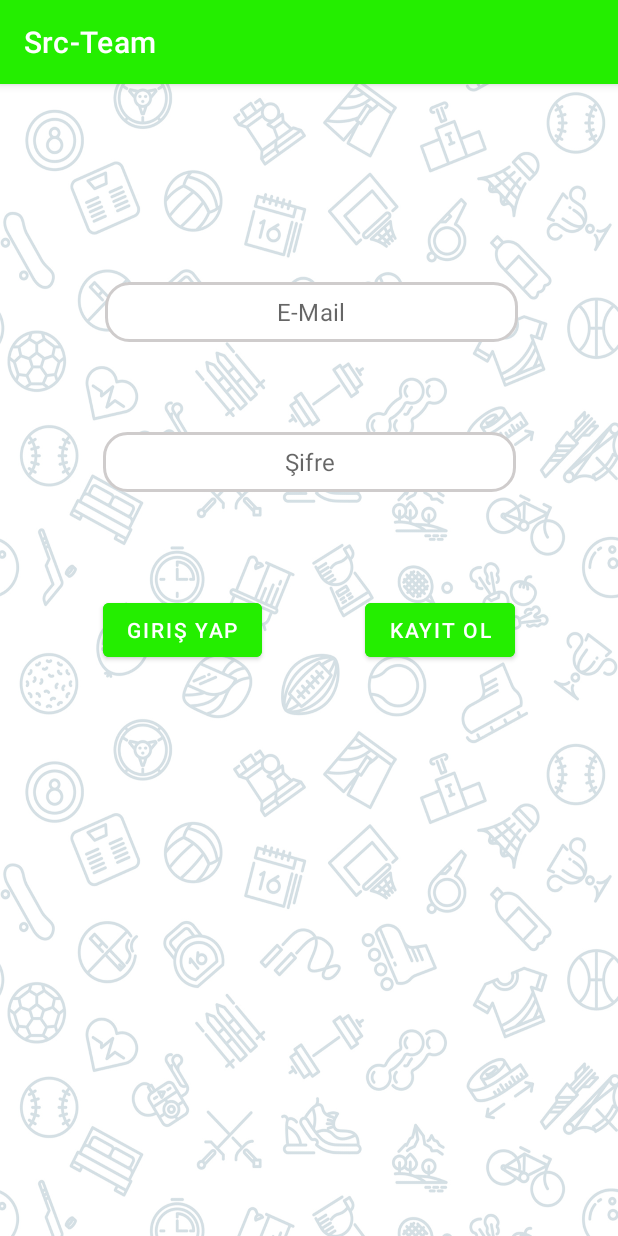
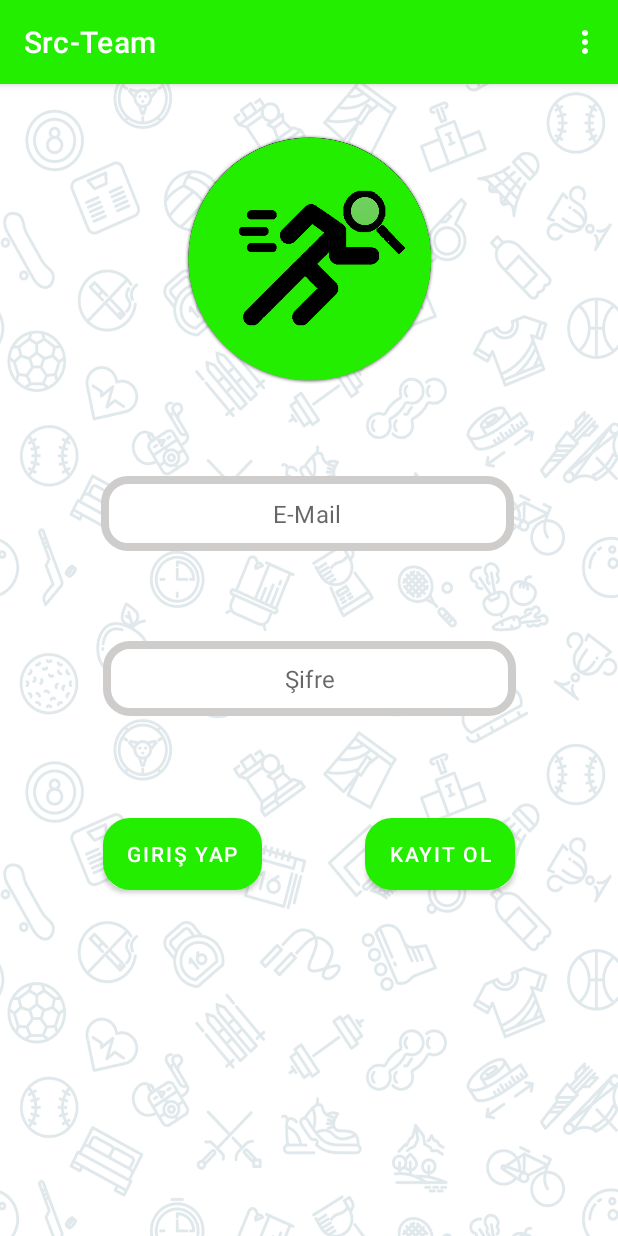
Before and after one commit to alparslanozden/Src-Team, an Android app: the screen it shows after launch (MainActivity), on a phone screen of 412 x 824 dp. Run offline under Robolectric (Android 15) with nearby library versions, the light colour scheme and no system bars; our stand-ins replace Firebase (no records; nobody signed in at launch, a user with empty details on screens opened directly), data binding.

Commit message:
fragment menu directions

```diff
--- a/app/src/main/java/com/asimodabas/src_team/LoginFragment.kt
+++ b/app/src/main/java/com/asimodabas/src_team/LoginFragment.kt
@@ -1,8 +1,10 @@
 package com.asimodabas.src_team
 
+import android.content.Intent
 import android.os.Bundle
 import androidx.fragment.app.Fragment
 import android.view.LayoutInflater
+import android.view.MenuItem
 import android.view.View
 import android.view.ViewGroup
 import android.widget.Toast
@@ -21,7 +23,16 @@ class LoginFragment : Fragment() {
     override fun onCreate(savedInstanceState: Bundle?) {
         super.onCreate(savedInstanceState)
 
+        setHasOptionsMenu(true)
+
         auth = Firebase.auth
+
+        //Remember username password
+
+        val currentUser = auth.currentUser
+        if(currentUser != null){
+            val action = LoginFragmentDirections.actionLoginFragmentToSecondFragment()
+            findNavController().navigate(action)        }
     }
 
     override fun onCreateView(
@@ -47,7 +58,6 @@ class LoginFragment : Fragment() {
                 ).show()
             } else {
 
-
                 auth.signInWithEmailAndPassword(
                     loginEmailEditText.text.toString(),
                     loginPasswordEditText.text.toString()
@@ -72,7 +82,13 @@ class LoginFragment : Fragment() {
         }
 
     }
-
+    override fun onOptionsItemSelected(item: MenuItem): Boolean {
+        if (item.itemId==R.id.account_item){
+            val action = LoginFragmentDirections.actionLoginFragmentToProfileFragment()
+            findNavController().navigate(action)
+        }
+        return super.onOptionsItemSelected(item)
+    }
     override fun onDestroyView() {
         super.onDestroyView()
     }
--- a/app/src/main/java/com/asimodabas/src_team/MainActivity.kt
+++ b/app/src/main/java/com/asimodabas/src_team/MainActivity.kt
@@ -1,11 +1,26 @@
 package com.asimodabas.src_team
 
+import android.content.Intent
 import androidx.appcompat.app.AppCompatActivity
 import android.os.Bundle
+import android.view.Menu
+import android.view.MenuInflater
+import android.view.MenuItem
 
 class MainActivity : AppCompatActivity() {
     override fun onCreate(savedInstanceState: Bundle?) {
         super.onCreate(savedInstanceState)
         setContentView(R.layout.activity_main)
     }
+
+    override fun onCreateOptionsMenu(menu: Menu): Boolean {
+        val menuInflater = getMenuInflater().inflate(R.menu.src_menu,menu)
+        return super.onCreateOptionsMenu(menu)
+
+    }
+    override fun onOptionsItemSelected(item: MenuItem): Boolean {
+
+        return super.onOptionsItemSelected(item)
+    }
+
 }
--- a/app/src/main/res/drawable/edit_background.xml
+++ b/app/src/main/res/drawable/edit_background.xml
@@ -2,7 +2,7 @@
 <shape xmlns:android="http://schemas.android.com/apk/res/android">
 
     <stroke android:color="#CFCCCC"
-        android:width="2dp"/>
+        android:width="5dp"/>
     <corners android:radius="15dp"/>
     <solid android:color="@color/white"/>
 
--- a/app/src/main/res/layout/fragment_login.xml
+++ b/app/src/main/res/layout/fragment_login.xml
@@ -15,29 +15,29 @@
             android:id="@+id/loginEmailEditText"
             style="@style/MaterialAlertDialog.MaterialComponents.Title.Text.CenterStacked"
             android:layout_width="275dp"
-            android:layout_height="40dp"
+            android:layout_height="50dp"
+            android:layout_marginBottom="60dp"
             android:background="@drawable/edit_background"
-            android:layout_marginTop="132dp"
             android:ems="10"
             android:hint="E-Mail"
             android:inputType="textPersonName"
+            app:layout_constraintBottom_toTopOf="@+id/loginPasswordEditText"
             app:layout_constraintEnd_toEndOf="parent"
-            app:layout_constraintHorizontal_bias="0.511"
-            app:layout_constraintStart_toStartOf="parent"
-            app:layout_constraintTop_toTopOf="parent" />
+            app:layout_constraintHorizontal_bias="0.492"
+            app:layout_constraintStart_toStartOf="parent" />
 
         <EditText
             android:id="@+id/loginPasswordEditText"
             style="@style/MaterialAlertDialog.MaterialComponents.Title.Text.CenterStacked"
             android:layout_width="275dp"
-            android:layout_height="40dp"
+            android:layout_height="50dp"
+            android:layout_marginTop="60dp"
             android:background="@drawable/edit_background"
-            android:layout_marginTop="60dp"
             android:ems="10"
             android:hint="Şifre"
             android:inputType="textPersonName|textPassword"
             app:layout_constraintEnd_toEndOf="parent"
-            app:layout_constraintHorizontal_bias="0.503"
+            app:layout_constraintHorizontal_bias="0.5"
             app:layout_constraintStart_toStartOf="parent"
             app:layout_constraintTop_toBottomOf="@+id/loginEmailEditText" />
 
@@ -48,6 +48,7 @@
             android:layout_marginTop="68dp"
             android:backgroundTint="@color/purple_500"
             android:text="giriş yap"
+            android:background="@drawable/edit_background"
             app:layout_constraintEnd_toStartOf="@+id/createButton"
             app:layout_constraintHorizontal_bias="0.5"
             app:layout_constraintStart_toStartOf="parent"
@@ -60,9 +61,23 @@
             android:layout_marginTop="68dp"
             android:backgroundTint="@color/purple_500"
             android:text="kayıt ol"
+            android:background="@drawable/edit_background"
             app:layout_constraintEnd_toEndOf="parent"
             app:layout_constraintHorizontal_bias="0.5"
             app:layout_constraintStart_toEndOf="@+id/loginButton"
             app:layout_constraintTop_toBottomOf="@+id/loginPasswordEditText" />
+
+        <ImageView
+            android:id="@+id/imageView2"
+            android:layout_width="200dp"
+            android:layout_height="200dp"
+            android:layout_marginTop="20dp"
+            android:layout_marginBottom="41dp"
+            app:layout_constraintBottom_toTopOf="@+id/loginEmailEditText"
+            app:layout_constraintEnd_toEndOf="parent"
+            app:layout_constraintHorizontal_bias="0.5"
+            app:layout_constraintStart_toStartOf="parent"
+            app:layout_constraintTop_toTopOf="parent"
+            app:srcCompat="@drawable/src_logo" />
     </androidx.constraintlayout.widget.ConstraintLayout>
 </layout>
--- a/app/src/main/res/layout/fragment_second.xml
+++ b/app/src/main/res/layout/fragment_second.xml
@@ -45,12 +45,14 @@
             app:layout_constraintEnd_toStartOf="@+id/button3"
             app:layout_constraintHorizontal_bias="0.5"
             app:layout_constraintStart_toStartOf="parent"
+            android:background="@drawable/edit_background"
             app:layout_constraintTop_toBottomOf="@+id/textView" />
 
         <Button
             android:id="@+id/button3"
             android:layout_width="110dp"
             android:layout_height="wrap_content"
+            android:background="@drawable/edit_background"
             android:layout_marginTop="68dp"
             android:text="istanbul"
             app:layout_constraintEnd_toEndOf="parent"
--- /dev/null
+++ b/app/src/main/res/menu/src_menu.xml
@@ -0,0 +1,12 @@
+<?xml version="1.0" encoding="utf-8"?>
+<menu xmlns:android="http://schemas.android.com/apk/res/android">
+
+    <item
+        android:id="@+id/account_item"
+        android:title="Hesabım"></item>
+    <item
+        android:id="@+id/logOut_item"
+        android:title="Çıkış Yap"></item>
+
+
+</menu>
--- a/app/src/main/res/navigation/navigation_graph.xml
+++ b/app/src/main/res/navigation/navigation_graph.xml
@@ -1,6 +1,7 @@
 <?xml version="1.0" encoding="utf-8"?>
 <navigation xmlns:android="http://schemas.android.com/apk/res/android"
     xmlns:app="http://schemas.android.com/apk/res-auto"
+    xmlns:tools="http://schemas.android.com/tools"
     android:id="@+id/navigation_graph"
     app:startDestination="@id/loginFragment">
 
@@ -14,6 +15,9 @@
         <action
             android:id="@+id/action_loginFragment_to_secondFragment"
             app:destination="@id/secondFragment" />
+        <action
+            android:id="@+id/action_loginFragment_to_profileFragment"
+            app:destination="@id/profileFragment" />
     </fragment>
     <fragment
         android:id="@+id/createFragment"
@@ -22,6 +26,9 @@
         <action
             android:id="@+id/action_createFragment_to_secondFragment"
             app:destination="@id/secondFragment" />
+        <action
+            android:id="@+id/action_createFragment_to_profileFragment"
+            app:destination="@id/profileFragment" />
     </fragment>
     <fragment
         android:id="@+id/secondFragment"
@@ -30,11 +37,18 @@
         <action
             android:id="@+id/action_secondFragment_to_thirdFragment"
             app:destination="@id/thirdFragment" />
+        <action
+            android:id="@+id/action_secondFragment_to_profileFragment"
+            app:destination="@id/profileFragment" />
     </fragment>
     <fragment
         android:id="@+id/searchFragment"
         android:name="com.asimodabas.src_team.SearchFragment"
-        android:label="SearchFragment" />
+        android:label="SearchFragment" >
+        <action
+            android:id="@+id/action_searchFragment_to_profileFragment"
+            app:destination="@id/profileFragment" />
+    </fragment>
     <fragment
         android:id="@+id/thirdFragment"
         android:name="com.asimodabas.src_team.ThirdFragment"
@@ -45,6 +59,9 @@
         <action
             android:id="@+id/action_thirdFragment_to_advertFragment"
             app:destination="@id/advertFragment" />
+        <action
+            android:id="@+id/action_thirdFragment_to_profileFragment"
+            app:destination="@id/profileFragment" />
     </fragment>
     <fragment
         android:id="@+id/advertFragment"
@@ -53,5 +70,13 @@
         <action
             android:id="@+id/action_advertFragment_to_searchFragment"
             app:destination="@id/searchFragment" />
+        <action
+            android:id="@+id/action_advertFragment_to_profileFragment"
+            app:destination="@id/profileFragment" />
     </fragment>
+    <fragment
+        android:id="@+id/profileFragment"
+        android:name="com.asimodabas.src_team.ProfileFragment"
+        android:label="fragment_profile"
+        tools:layout="@layout/fragment_profile" />
 </navigation>
```
Also changed, not shown: app/src/main/java/com/asimodabas/src_team/AdvertFragment.kt (+11 -3 lines), app/src/main/java/com/asimodabas/src_team/CreateFragment.kt (+10 -2 lines), app/src/main/java/com/asimodabas/src_team/ProfileFragment.kt (added, +25 -0 lines), app/src/main/java/com/asimodabas/src_team/SearchFragment.kt (+11 -4 lines), app/src/main/java/com/asimodabas/src_team/SecondFragment.kt (+11 -0 lines), app/src/main/java/com/asimodabas/src_team/ThirdFragment.kt (+10 -0 lines), app/src/main/res/layout/fragment_advert.xml (+8 -7 lines), app/src/main/res/layout/fragment_create.xml (+4 -4 lines), app/src/main/res/layout/fragment_profile.xml (added, +12 -0 lines), app/src/main/res/drawable-v24/src_logo.png (added), app/src/main/res/drawable/background.png.
